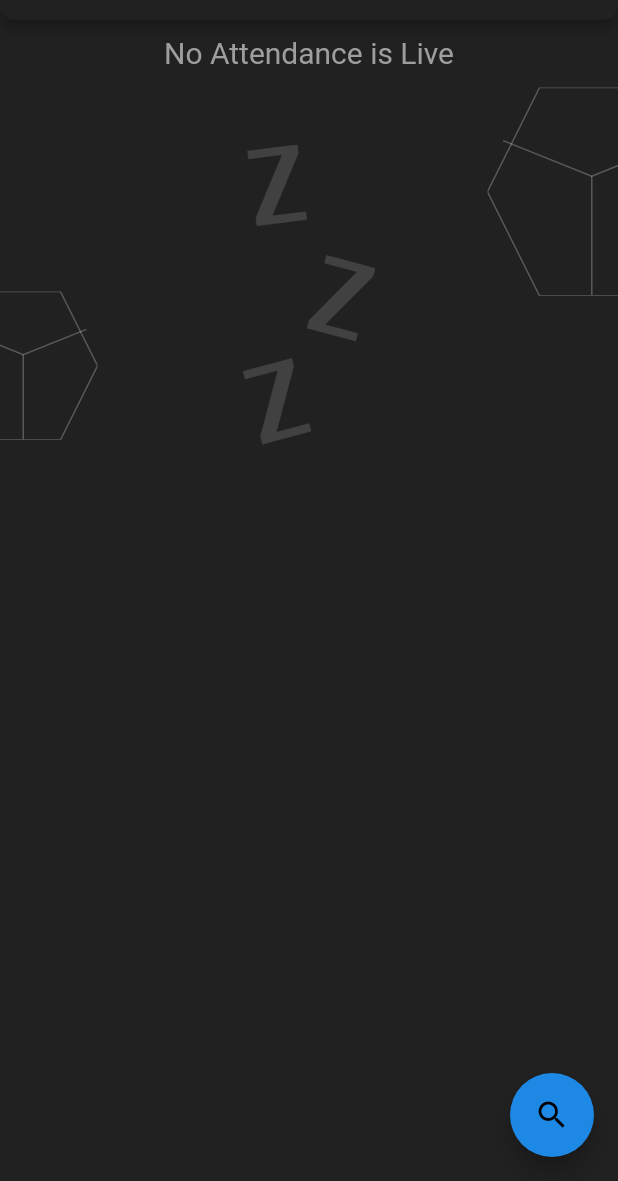
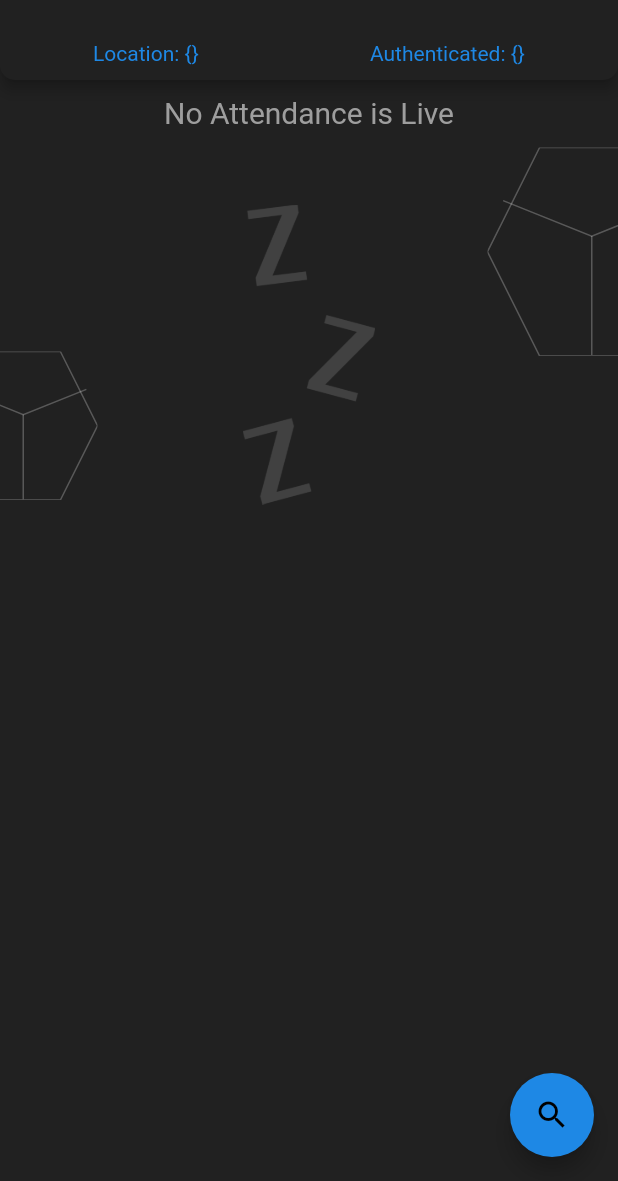
Before and after one commit to hsn2000/temp, a Flutter app: the screen it shows once a user with an empty profile is signed in, on a phone screen of 412 x 824 dp, the part 55-1236 px from its top. Run offline on Flutter 3.47's test engine with Material 2 defaults, Android fonts, the phone set to English and light mode, and no system bars; our stand-ins replace connectivity_plus, device_info_plus, firebase_auth, firebase_core, firebase_database, firebase_storage and 10 more; missing offline and left inert: flutter_beacon, google_mlkit_face_detection, tflite_flutter; accounts and stored records are empty; statements that could not run were skipped.

Commit message:
Indicators added

```diff
--- a/lib/attendence_page.dart
+++ b/lib/attendence_page.dart
@@ -431,8 +431,6 @@ class _StudentScreenState extends State<StudentScreen> {
 
     // Call your long-running function here
     markAttendance(bl);
-
-
   }
 
   void _removeFromList(int index) {
@@ -537,6 +535,23 @@ class _StudentScreenState extends State<StudentScreen> {
             );
           }),
         ],
+        bottom: PreferredSize(
+          preferredSize: Size.fromHeight(40.0),
+          child: Padding(
+            padding: const EdgeInsets.all(10.0),
+            child: Row(
+              mainAxisAlignment: MainAxisAlignment.spaceEvenly,
+              children: [
+                Text('Location: {}',
+                    style: TextStyle(color: Colors.blue.shade600)),
+                // SizedBox(width: 10.0),
+                VerticalDivider(width: 10),
+                Text('Authenticated: {}',
+                    style: TextStyle(color: Colors.blue.shade600)),
+              ],
+            ),
+          ),
+        ),
       ),
       drawer: Drawer(
         backgroundColor: Colors.grey.shade800,
@@ -722,7 +737,23 @@ class _StudentScreenState extends State<StudentScreen> {
                   )
                 else
                   _isLoading
-                            ? Center(child: CircularProgressIndicator())
+                      ? Center(
+                          child: Column(
+                              mainAxisAlignment: MainAxisAlignment.center,
+                              children: [
+                                CircularProgressIndicator(),
+                                Padding(
+                                  padding:
+                                      const EdgeInsets.fromLTRB(0, 20, 0, 0),
+                                  child: Text(
+                                    'Please wait while we authenticate you',
+                                    style: TextStyle(
+                                        color: Colors.grey.shade500,
+                                        fontSize: 15),
+                                  ),
+                                ),
+                              ]),
+                        )
                       : ListView(
                           clipBehavior: Clip.antiAlias,
                           children: widget.attend.map((bl) {
@@ -898,13 +929,13 @@ class _StudentScreenState extends State<StudentScreen> {
             builder: (context) {
               return StatefulBuilder(builder: (context, setState) {
                 return AlertDialog(
-                    title: Text('Please Wait'),
+                    title: Text('Scanning'),
                     content: Column(
                       mainAxisSize: MainAxisSize.min,
                       children: [
                         CircularProgressIndicator(),
                         SizedBox(height: 16.0),
-                        Text('$_start seconds'),
+                        Text('Scannig Location'),
                       ],
                     ));
               });
```
Also changed, not shown: lib/signUp.dart (+25 -1 lines). Lines whose indentation alone changed are shown as unchanged.
